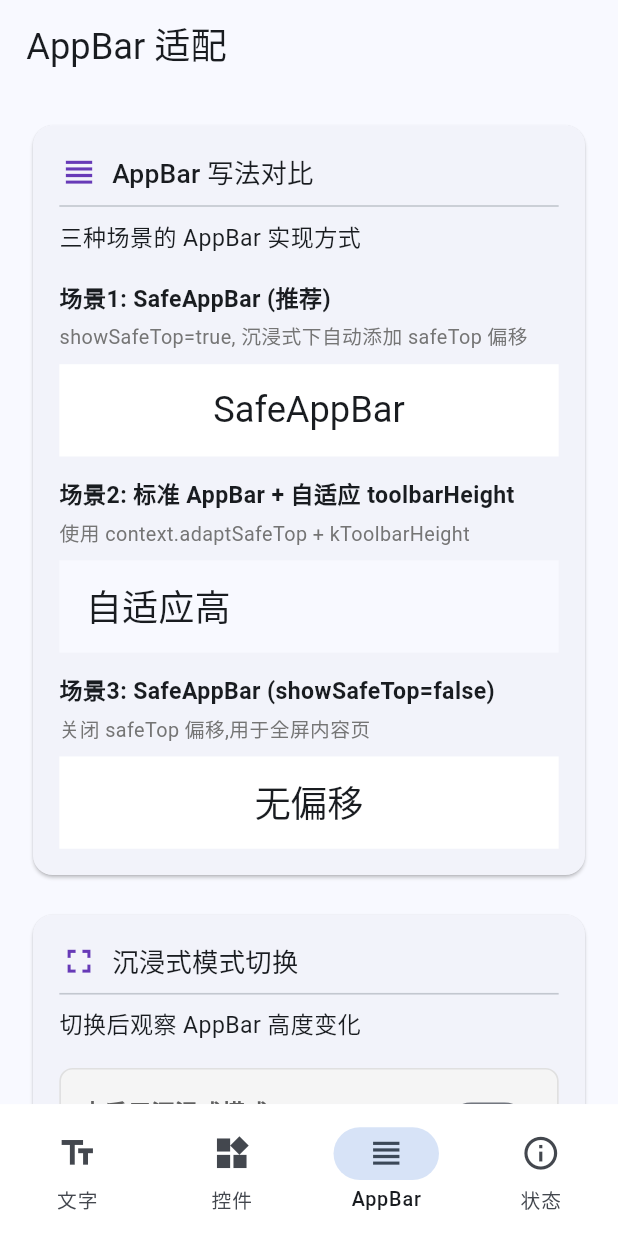
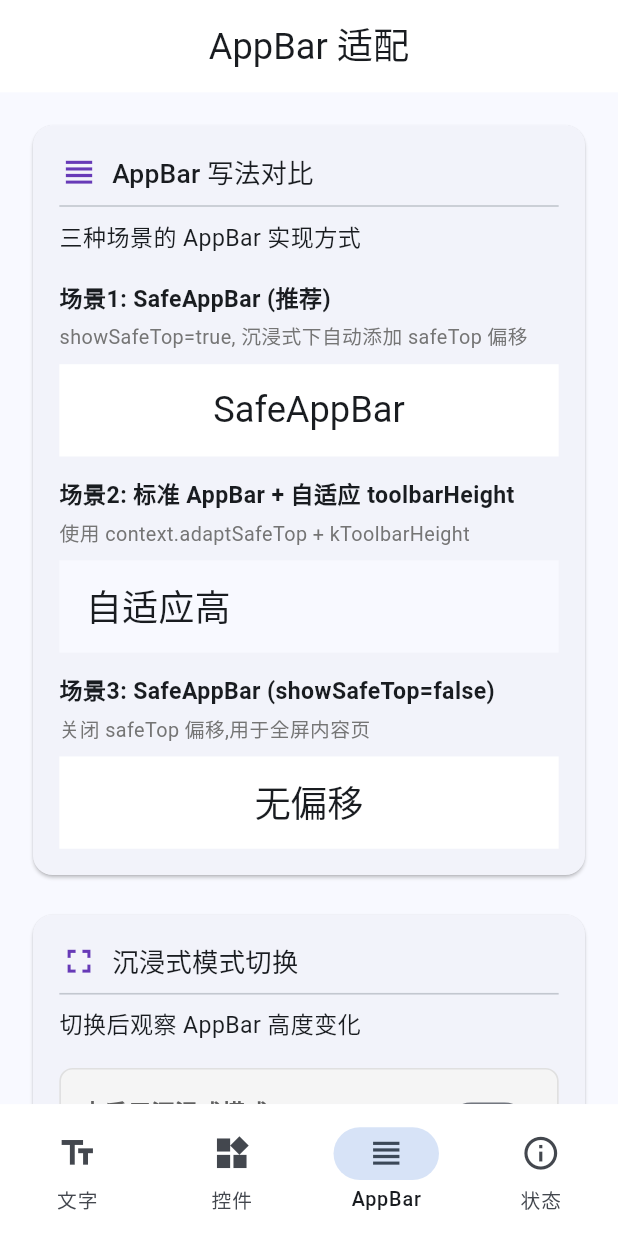
Before and after one commit to xmy1231/flutter_screen_adapt_kit, a Flutter app: the screen it shows after launch, item 3 of the bottom bar chosen, on a phone screen of 412 x 824 dp. Run offline on Flutter 3.47's test engine with Material 3 defaults, Android fonts, the phone set to English and light mode, and no system bars.

Commit message:
fix(example): correct Android safe area handling
三层安全区分工明确,各司其职:

HomeShell: restore SafeArea(top: false) around NavigationBar,
prevents system nav bar from covering TabBar items on Android.
Remove AnnotatedRegion (system handles status bar colors).

SafeAppBar: restore implements PreferredSizeWidget. Container wraps
AppBar to add safeTop height without affecting Scaffold's body layout.
PreferredSize includes kToolbarHeight only (Scaffold uses it to compute
body start); safeTop is absorbed by Container.height.
backgroundColor: transparent so Container.color=white shows through.

All 4 pages: use SafeAppBar(showSafeTop: false) for page-level Scaffold
appBars. The safeTop is handled by SafeAppBar's own Container padding.
This prevents AppBar from overlapping with system status bar.

main.dart: remove SystemChrome.setSystemUIOverlayStyle - system default
handles status bar background color correctly.

```diff
--- a/example/lib/home_shell.dart
+++ b/example/lib/home_shell.dart
@@ -1,5 +1,4 @@
 import 'package:flutter/material.dart';
-import 'package:flutter/services.dart';
 import 'package:flutter_screen_adapt_kit/text/text_scaler.dart';
 import 'pages/text_adaptation_page.dart';
 import 'pages/widget_adaptation_page.dart';
@@ -39,14 +38,11 @@ class _HomeShellState extends State<HomeShell> {
 
   @override
   Widget build(BuildContext context) {
-    return AnnotatedRegion<SystemUiOverlayStyle>(
-      value: SystemUiOverlayStyle.dark.copyWith(
-        statusBarColor: Colors.transparent,
-        systemNavigationBarColor: Colors.white,
-      ),
-      child: Scaffold(
-        body: IndexedStack(index: _index, children: _pages),
-        bottomNavigationBar: NavigationBar(
+    return Scaffold(
+      body: IndexedStack(index: _index, children: _pages),
+      bottomNavigationBar: SafeArea(
+        top: false,
+        child: NavigationBar(
           selectedIndex: _index,
           onDestinationSelected: (i) => setState(() => _index = i),
           backgroundColor: Colors.white,
--- a/example/lib/pages/app_bar_adaptation_page.dart
+++ b/example/lib/pages/app_bar_adaptation_page.dart
@@ -17,7 +17,10 @@ class _AppBarAdaptationPageState extends State<AppBarAdaptationPage> {
   @override
   Widget build(BuildContext context) {
     return Scaffold(
-      appBar: AppBar(title: const Text('AppBar 适配')),
+      appBar: SafeAppBar(
+        title: const Text('AppBar 适配'),
+        showSafeTop: false,
+      ),
       body: ListView(
         padding: const EdgeInsets.all(16),
         children: [
--- a/example/lib/pages/state_summary_page.dart
+++ b/example/lib/pages/state_summary_page.dart
@@ -2,6 +2,7 @@ import 'package:flutter/material.dart';
 import 'package:flutter_screen_adapt_kit/entry/adapt_kit.dart';
 import 'package:flutter_screen_adapt_kit/text/text_scaler.dart';
 import '../widgets/adaptive_section.dart';
+import '../widgets/safe_app_bar.dart';
 
 class StateSummaryPage extends StatelessWidget {
   final ValueNotifier<TextBehavior> textBehaviorNotifier;
@@ -14,7 +15,10 @@ class StateSummaryPage extends StatelessWidget {
   @override
   Widget build(BuildContext context) {
     return Scaffold(
-      appBar: AppBar(title: const Text('状态摘要')),
+      appBar: SafeAppBar(
+        title: const Text('状态摘要'),
+        showSafeTop: false,
+      ),
       body: ListView(
         padding: const EdgeInsets.all(16),
         children: [
--- a/example/lib/pages/text_adaptation_page.dart
+++ b/example/lib/pages/text_adaptation_page.dart
@@ -2,6 +2,7 @@ import 'package:flutter/material.dart';
 import 'package:flutter_screen_adapt_kit/entry/adapt_kit.dart';
 import 'package:flutter_screen_adapt_kit/text/text_scaler.dart';
 import '../widgets/adaptive_section.dart';
+import '../widgets/safe_app_bar.dart';
 
 class TextAdaptationPage extends StatelessWidget {
   final ValueNotifier<TextBehavior> textBehaviorNotifier;
@@ -14,7 +15,10 @@ class TextAdaptationPage extends StatelessWidget {
   @override
   Widget build(BuildContext context) {
     return Scaffold(
-      appBar: AppBar(title: const Text('文字适配')),
+      appBar: SafeAppBar(
+        title: const Text('文字适配'),
+        showSafeTop: false,
+      ),
       body: ListView(
         padding: const EdgeInsets.all(16),
         children: [
--- a/example/lib/pages/widget_adaptation_page.dart
+++ b/example/lib/pages/widget_adaptation_page.dart
@@ -3,6 +3,7 @@ import 'package:flutter_screen_adapt_kit/entry/adapt_kit.dart';
 import 'package:flutter_screen_adapt_kit/widgets/unscale_box.dart';
 import 'package:flutter_screen_adapt_kit/widgets/physical_pixel_box.dart';
 import '../widgets/adaptive_section.dart';
+import '../widgets/safe_app_bar.dart';
 
 class WidgetAdaptationPage extends StatelessWidget {
   const WidgetAdaptationPage({super.key});
@@ -12,7 +13,10 @@ class WidgetAdaptationPage extends StatelessWidget {
     final dpr = context.adaptSystemInfo?.dpr ?? 3.0;
 
     return Scaffold(
-      appBar: AppBar(title: const Text('控件适配')),
+      appBar: SafeAppBar(
+        title: const Text('控件适配'),
+        showSafeTop: false,
+      ),
       body: ListView(
         padding: const EdgeInsets.all(16),
         children: [
--- a/example/lib/widgets/safe_app_bar.dart
+++ b/example/lib/widgets/safe_app_bar.dart
@@ -1,8 +1,7 @@
 import 'package:flutter/material.dart';
-import 'package:flutter/services.dart';
 import 'package:flutter_screen_adapt_kit/entry/adapt_kit.dart';
 
-class SafeAppBar extends StatelessWidget {
+class SafeAppBar extends StatelessWidget implements PreferredSizeWidget {
   final Widget title;
   final List<Widget> actions;
   final PreferredSizeWidget? bottom;
@@ -19,19 +18,27 @@ class SafeAppBar extends StatelessWidget {
   });
 
   @override
+  Size get preferredSize {
+    return Size.fromHeight((height ?? kToolbarHeight) + (bottom?.preferredSize.height ?? 0));
+  }
+
+  @override
   Widget build(BuildContext context) {
     final safeTop = showSafeTop ? context.adaptSafeTop : 0.0;
     final h = height ?? kToolbarHeight;
-    return AppBar(
+    return Container(
+      height: h + safeTop,
+      color: Colors.white,
+      child: AppBar(
         title: title,
         actions: actions,
         bottom: bottom,
-      toolbarHeight: h + safeTop,
+        toolbarHeight: h,
         elevation: 0,
-      backgroundColor: Colors.white,
+        backgroundColor: Colors.transparent,
         centerTitle: true,
         titleSpacing: 16,
-      systemOverlayStyle: SystemUiOverlayStyle.dark,
+      ),
     );
   }
 }
```
Also changed, not shown: example/lib/main.dart (+0 -7 lines). Lines whose indentation alone changed are shown as unchanged.
